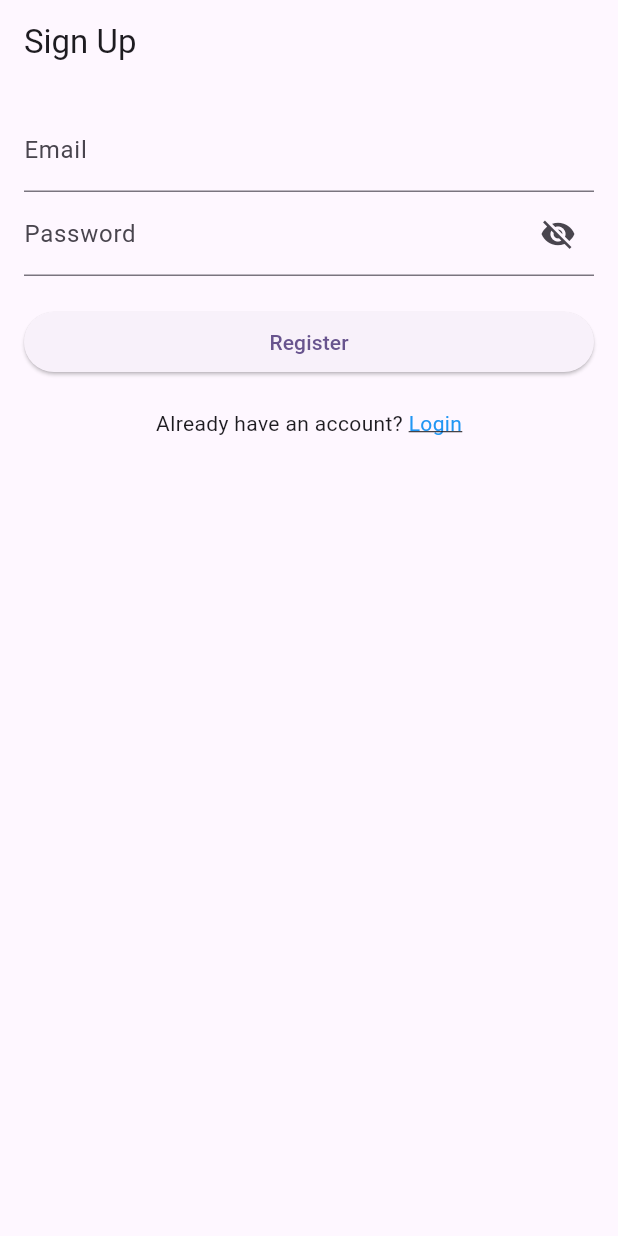
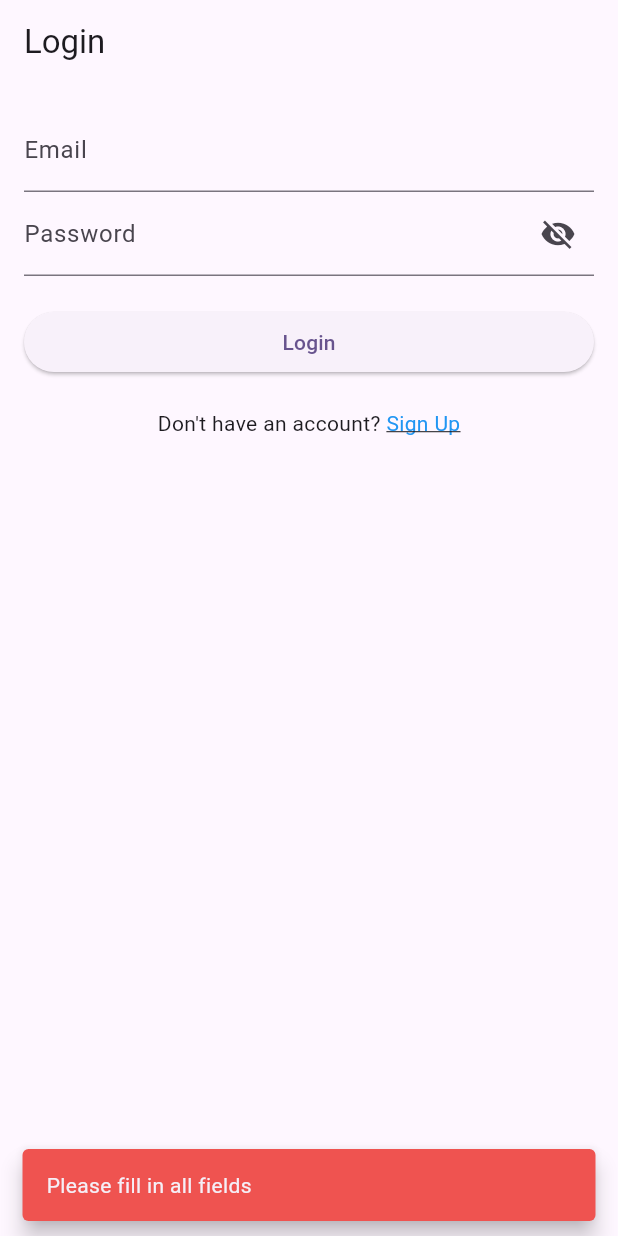
Before and after one commit to nellymururi/neurocare, a Flutter app: the screen it shows after launch, after a tap on "Login", on a phone screen of 412 x 824 dp. Run offline on Flutter 3.47's test engine with Material 3 defaults, Android fonts, the light colour scheme and no system bars; our stand-ins replace firebase_auth, firebase_core, google_sign_in; accounts and stored records are empty.

Commit message:
SignUp and Login module update

```diff
--- a/mobileapp/neurocare/lib/home.dart
+++ b/mobileapp/neurocare/lib/home.dart
@@ -15,7 +15,7 @@ class _HomeState extends State<Home> {
         title: const Text("Home "),
         centerTitle: true,
       ),
-      body: Center(
+      body: const Center(
         child: Text(
           "My Home Page",
           style: TextStyle(
--- a/mobileapp/neurocare/lib/login_page.dart
+++ b/mobileapp/neurocare/lib/login_page.dart
@@ -44,6 +44,7 @@ class _LoginPageState extends State<LoginPage> {
       );
       _showMessage("Login successful!", Colors.green);
       // Navigate to your home page or desired route
+      // ignore: use_build_context_synchronously
       Navigator.pushReplacementNamed(context, '/home');
     } catch (e) {
       if (e is FirebaseAuthException) {
--- a/mobileapp/neurocare/lib/main.dart
+++ b/mobileapp/neurocare/lib/main.dart
@@ -1,7 +1,9 @@
 import 'package:firebase_core/firebase_core.dart';
 import 'package:flutter/material.dart';
-import 'splash_screen.dart'; // Import your splash screen file
-import 'signup_page.dart'; // Import your signup page file
+import 'splash_screen.dart';
+import 'login_page.dart';
+import 'signup_page.dart';
+import 'home.dart';
 
 void main() async {
   WidgetsFlutterBinding.ensureInitialized();
@@ -10,7 +12,7 @@ void main() async {
 }
 
 class MyApp extends StatelessWidget {
-  const MyApp({Key? key}) : super(key: key);
+  const MyApp({super.key});
 
   @override
   Widget build(BuildContext context) {
@@ -24,7 +26,9 @@ class MyApp extends StatelessWidget {
       initialRoute: '/',
       routes: {
         '/': (context) => const SplashScreen(),
+        '/login': (context) => const LoginPage(),
         '/signup': (context) => const SignUpPage(),
+        '/home': (context) => const Home(),
       },
     );
   }
--- a/mobileapp/neurocare/lib/signup_page.dart
+++ b/mobileapp/neurocare/lib/signup_page.dart
@@ -64,6 +64,7 @@ class _SignUpScreenState extends State<SignUpPage> {
         password: _passwordController.text.trim(),
       );
       _showMessage("Registration successful! Please log in.", Colors.green);
+      // ignore: use_build_context_synchronously
       Navigator.pushReplacementNamed(context, '/login');
     } catch (e) {
       if (e.toString().contains('email-already-in-use')) {
--- a/mobileapp/neurocare/lib/splash_screen.dart
+++ b/mobileapp/neurocare/lib/splash_screen.dart
@@ -1,9 +1,8 @@
 import 'package:flutter/material.dart';
 import 'dart:async';
-import 'signup_page.dart'; // Import your signup page
 
 class SplashScreen extends StatefulWidget {
-  const SplashScreen({Key? key}) : super(key: key);
+  const SplashScreen({super.key});
 
   @override
   _SplashScreenState createState() => _SplashScreenState();
@@ -15,7 +14,7 @@ class _SplashScreenState extends State<SplashScreen> {
     super.initState();
     // Navigate to the Home screen after a delay
     Timer(const Duration(seconds: 5), () {
-      Navigator.pushReplacementNamed(context, '/signup');
+      Navigator.pushReplacementNamed(context, '/login');
     });
   }
 
@@ -33,7 +32,7 @@ class _SplashScreenState extends State<SplashScreen> {
             end: Alignment.bottomCenter,
           ),
         ),
-        child: Center(
+        child: const Center(
           child: Text(
             "Neuro Care",
             style: TextStyle(
```
